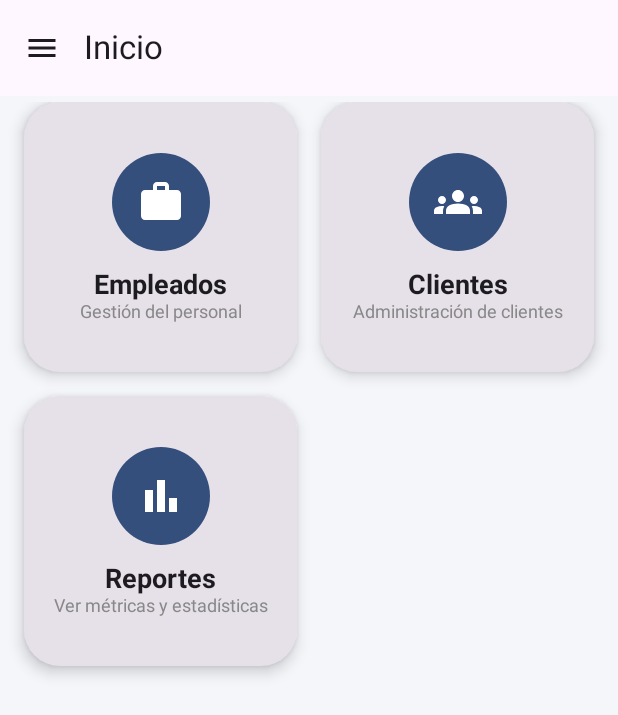
After one commit to samforedev/erp-crm-mobile, an Android app built with Jetpack Compose: the MainWithDrawer screen opened through its navigation route, on a phone screen of 412 x 824 dp. The commit adds this screen. Shown: the top 715 px of the screen. Run offline under Robolectric (Android 15) with nearby library versions, the phone set to English and light mode, and no system bars; network calls fail.

Commit message:
diseno principal

```diff
--- a/app/build.gradle.kts
+++ b/app/build.gradle.kts
@@ -43,6 +43,10 @@ android {
 
 dependencies {
     implementation(libs.retrofit)
+    implementation(libs.androidx.compose.material3.v130)
+    implementation(libs.androidx.compose.material3.window.size.class1)
+    implementation(libs.androidx.compose.material.icons.extended)
+    implementation(libs.androidx.material3)
     implementation(libs.androidx.datastore.preferences)
     implementation(libs.converter.gson)
     implementation(libs.androidx.core.ktx)
--- a/app/src/main/java/com/metacho/erp_crm_mobile/MainActivity.kt
+++ b/app/src/main/java/com/metacho/erp_crm_mobile/MainActivity.kt
@@ -9,10 +9,9 @@ import androidx.compose.runtime.getValue
 import androidx.lifecycle.viewmodel.compose.viewModel
 import com.metacho.erp_crm_mobile.ui.data.UserPreferences
 import com.metacho.erp_crm_mobile.ui.login.data.ILoginApiService
-import com.metacho.erp_crm_mobile.ui.login.data.LoginRepository
+import com.metacho.erp_crm_mobile.ui.login.domain.LoginRepository
 import com.metacho.erp_crm_mobile.ui.login.ui.AuthViewModel
 import com.metacho.erp_crm_mobile.ui.login.ui.AuthViewModelFactory
-import com.metacho.erp_crm_mobile.ui.login.ui.LoginViewModel
 import com.metacho.erp_crm_mobile.ui.navigation.AppNavigation
 import retrofit2.Retrofit
 import retrofit2.converter.gson.GsonConverterFactory
--- /dev/null
+++ b/app/src/main/java/com/metacho/erp_crm_mobile/ui/common/ui/components/AppDrawer.kt
@@ -0,0 +1,63 @@
+package com.metacho.erp_crm_mobile.ui.common.ui.components
+
+import androidx.compose.foundation.layout.fillMaxHeight
+import androidx.compose.foundation.layout.padding
+import androidx.compose.material.icons.Icons
+import androidx.compose.material.icons.filled.BarChart
+import androidx.compose.material.icons.filled.Groups
+import androidx.compose.material.icons.filled.Home
+import androidx.compose.material.icons.filled.Work
+import androidx.compose.material3.Icon
+import androidx.compose.material3.ModalDrawerSheet
+import androidx.compose.material3.NavigationDrawerItem
+import androidx.compose.material3.NavigationDrawerItemDefaults
+import androidx.compose.material3.Text
+import androidx.compose.runtime.Composable
+import androidx.compose.ui.Modifier
+import androidx.compose.ui.graphics.Color
+import androidx.compose.ui.graphics.vector.ImageVector
+import androidx.compose.ui.text.font.FontWeight
+import androidx.compose.ui.unit.dp
+import androidx.compose.ui.unit.sp
+
+@Composable
+fun AppDrawer(
+    onHomeClick: () -> Unit,
+    onEmployeesClick: () -> Unit,
+    onCustomersClick: () -> Unit,
+    onReportsClick: () -> Unit
+) {
+    ModalDrawerSheet(
+        drawerContainerColor = Color(0xFF354F7D),
+        modifier = Modifier.fillMaxHeight()
+    ) {
+        Text(
+            "ERP / CRM",
+            modifier = Modifier
+                .padding(24.dp),
+            color = Color.White,
+            fontSize = 20.sp,
+            fontWeight = FontWeight.Bold
+        )
+
+        DrawerItem("Inicio", Icons.Default.Home, onHomeClick)
+        DrawerItem("Empleados", Icons.Default.Work, onEmployeesClick)
+        DrawerItem("Clientes", Icons.Default.Groups, onCustomersClick)
+        DrawerItem("Reportes", Icons.Default.BarChart, onReportsClick)
+    }
+}
+
+@Composable
+fun DrawerItem(
+    label: String,
+    icon: ImageVector,
+    onClick: () -> Unit
+) {
+    NavigationDrawerItem(
+        label = { Text(label, color = Color.White) },
+        icon = { Icon(icon, contentDescription = null, tint = Color.White) },
+        selected = false,
+        onClick = onClick,
+        modifier = Modifier.padding(NavigationDrawerItemDefaults.ItemPadding)
+    )
+}
--- /dev/null
+++ b/app/src/main/java/com/metacho/erp_crm_mobile/ui/common/ui/components/DashboardCard.kt
@@ -0,0 +1,77 @@
+package com.metacho.erp_crm_mobile.ui.common.ui.components
+
+import androidx.compose.foundation.background
+import androidx.compose.foundation.clickable
+import androidx.compose.foundation.layout.Arrangement
+import androidx.compose.foundation.layout.Box
+import androidx.compose.foundation.layout.Column
+import androidx.compose.foundation.layout.Spacer
+import androidx.compose.foundation.layout.fillMaxSize
+import androidx.compose.foundation.layout.fillMaxWidth
+import androidx.compose.foundation.layout.height
+import androidx.compose.foundation.layout.padding
+import androidx.compose.foundation.layout.size
+import androidx.compose.foundation.shape.CircleShape
+import androidx.compose.foundation.shape.RoundedCornerShape
+import androidx.compose.material3.Card
+import androidx.compose.material3.CardDefaults
+import androidx.compose.material3.Icon
+import androidx.compose.material3.Text
+import androidx.compose.runtime.Composable
+import androidx.compose.ui.Alignment
+import androidx.compose.ui.Modifier
+import androidx.compose.ui.graphics.Color
+import androidx.compose.ui.graphics.vector.ImageVector
+import androidx.compose.ui.text.font.FontWeight
+import androidx.compose.ui.unit.dp
+import androidx.compose.ui.unit.sp
+
+@Composable
+fun DashboardCard(
+    title: String,
+    description: String,
+    icon: ImageVector,
+    onClick: () -> Unit
+) {
+    Card(
+        shape = RoundedCornerShape(24.dp),
+        elevation = CardDefaults.cardElevation(6.dp),
+        modifier = Modifier
+            .fillMaxWidth()
+            .height(180.dp)
+            .clickable { onClick() }
+    ) {
+        Column(
+            modifier = Modifier
+                .fillMaxSize()
+                .padding(16.dp),
+            verticalArrangement = Arrangement.Center,
+            horizontalAlignment = Alignment.CenterHorizontally
+        ) {
+            // Icon Circle
+            Box(
+                modifier = Modifier
+                    .size(65.dp)
+                    .background(Color(0xFF354F7D), CircleShape),
+                contentAlignment = Alignment.Center
+            ) {
+                Icon(
+                    imageVector = icon,
+                    contentDescription = null,
+                    tint = Color.White,
+                    modifier = Modifier.size(32.dp)
+                )
+            }
+
+            Spacer(modifier = Modifier.height(12.dp))
+
+            Text(title, fontWeight = FontWeight.Bold, fontSize = 18.sp)
+
+            Text(
+                description,
+                fontSize = 12.sp,
+                color = Color.Gray
+            )
+        }
+    }
+}
--- /dev/null
+++ b/app/src/main/java/com/metacho/erp_crm_mobile/ui/common/ui/components/MainWithDrawer.kt
@@ -0,0 +1,60 @@
+package com.metacho.erp_crm_mobile.ui.common.ui.components
+
+import androidx.compose.foundation.layout.padding
+import androidx.compose.material.icons.Icons
+import androidx.compose.material.icons.filled.Menu
+import androidx.compose.material3.DrawerValue
+import androidx.compose.material3.ExperimentalMaterial3Api
+import androidx.compose.material3.Icon
+import androidx.compose.material3.IconButton
+import androidx.compose.material3.ModalNavigationDrawer
+import androidx.compose.material3.Scaffold
+import androidx.compose.material3.Text
+import androidx.compose.material3.TopAppBar
+import androidx.compose.material3.rememberDrawerState
+import androidx.compose.runtime.Composable
+import androidx.compose.runtime.rememberCoroutineScope
+import androidx.compose.ui.Modifier
+import androidx.navigation.NavController
+import com.metacho.erp_crm_mobile.ui.home.ui.HomeScreen
+import com.metacho.erp_crm_mobile.ui.navigation.Routes
+import kotlinx.coroutines.launch
+
+@OptIn(ExperimentalMaterial3Api::class)
+@Composable
+fun MainWithDrawer(navController: NavController) {
+    val drawerState = rememberDrawerState(initialValue = DrawerValue.Closed)
+    val scope = rememberCoroutineScope()
+
+    ModalNavigationDrawer(
+        drawerState = drawerState,
+        drawerContent = {
+            AppDrawer(
+                onHomeClick = { navController.navigate(Routes.Home.route) },
+                onEmployeesClick = { /* TODO */ },
+                onCustomersClick = { /* TODO */ },
+                onReportsClick = { /* TODO */ }
+            )
+        }
+    ) {
+        Scaffold(
+            topBar = {
+                TopAppBar(
+                    title = { Text("Inicio") },
+                    navigationIcon = {
+                        IconButton(onClick = { scope.launch { drawerState.open() } }) {
+                            Icon(Icons.Default.Menu, contentDescription = "Menu")
+                        }
+                    }
+                )
+            }
+        ) { padding ->
+            HomeScreen(
+                modifier = Modifier.padding(padding),
+                onEmployeesClick = { /* TODO */ },
+                onCustomersClick = { /* TODO */ },
+                onReportsClick = { /* TODO */ }
+            )
+        }
+    }
+}
--- a/app/src/main/java/com/metacho/erp_crm_mobile/ui/home/ui/HomeScreen.kt
+++ b/app/src/main/java/com/metacho/erp_crm_mobile/ui/home/ui/HomeScreen.kt
@@ -1,11 +1,84 @@
 package com.metacho.erp_crm_mobile.ui.home.ui
 
+import androidx.compose.foundation.background
+import androidx.compose.foundation.layout.Arrangement
+import androidx.compose.foundation.layout.Column
+import androidx.compose.foundation.layout.Spacer
+import androidx.compose.foundation.layout.fillMaxSize
+import androidx.compose.foundation.layout.fillMaxWidth
+import androidx.compose.foundation.layout.height
+import androidx.compose.foundation.layout.padding
+import androidx.compose.foundation.lazy.grid.GridCells
+import androidx.compose.foundation.lazy.grid.LazyVerticalGrid
+import androidx.compose.material.icons.Icons
+import androidx.compose.material.icons.filled.BarChart
+import androidx.compose.material.icons.filled.Groups
+import androidx.compose.material.icons.filled.Work
 import androidx.compose.material3.Text
 import androidx.compose.runtime.Composable
-import androidx.lifecycle.viewmodel.compose.viewModel
-import androidx.navigation.NavHostController
+import androidx.compose.ui.Modifier
+import androidx.compose.ui.graphics.Color
+import androidx.compose.ui.text.font.FontWeight
+import androidx.compose.ui.text.style.TextAlign
+import androidx.compose.ui.unit.dp
+import androidx.compose.ui.unit.sp
+import com.metacho.erp_crm_mobile.ui.common.ui.components.DashboardCard
 
 @Composable
-fun HomeScreen(viewModel: HomeViewModel = viewModel()) {
-    Text("Estas en Home")
+fun HomeScreen(
+    onEmployeesClick: () -> Unit,
+    onCustomersClick: () -> Unit,
+    onReportsClick: () -> Unit,
+    modifier: Modifier
+) {
+    Column(
+        modifier = Modifier
+            .fillMaxSize()
+            .background(Color(0xFFF5F6FA))
+            .padding(16.dp)
+    ) {
+        Text(
+            text = "Panel Principal",
+            fontSize = 24.sp,
+            fontWeight = FontWeight.Bold,
+            modifier = Modifier.fillMaxWidth(),
+            textAlign = TextAlign.Center
+        )
+
+        Spacer(modifier = Modifier.height(24.dp))
+
+        LazyVerticalGrid(
+            columns = GridCells.Fixed(2),
+            verticalArrangement = Arrangement.spacedBy(16.dp),
+            horizontalArrangement = Arrangement.spacedBy(16.dp),
+            modifier = Modifier.fillMaxSize()
+        ) {
+            item {
+                DashboardCard(
+                    title = "Empleados",
+                    description = "Gestión del personal",
+                    icon = Icons.Default.Work,
+                    onClick = onEmployeesClick
+                )
+            }
+
+            item {
+                DashboardCard(
+                    title = "Clientes",
+                    description = "Administración de clientes",
+                    icon = Icons.Default.Groups,
+                    onClick = onCustomersClick
+                )
+            }
+
+            item {
+                DashboardCard(
+                    title = "Reportes",
+                    description = "Ver métricas y estadísticas",
+                    icon = Icons.Default.BarChart,
+                    onClick = onReportsClick
+                )
+            }
+        }
+    }
 }
--- a/app/src/main/java/com/metacho/erp_crm_mobile/ui/login/data/LoginRepository.kt
+++ b/app/src/main/java/com/metacho/erp_crm_mobile/ui/login/domain/LoginRepository.kt
@@ -1,6 +1,9 @@
-package com.metacho.erp_crm_mobile.ui.login.data
+package com.metacho.erp_crm_mobile.ui.login.domain
 
 import com.metacho.erp_crm_mobile.ui.data.ApiResponse
+import com.metacho.erp_crm_mobile.ui.login.data.ILoginApiService
+import com.metacho.erp_crm_mobile.ui.login.data.LoginRequest
+import com.metacho.erp_crm_mobile.ui.login.data.LoginResponse
 
 class LoginRepository(private val api: ILoginApiService) {
     suspend fun login(usernameOrEmail: String, password: String): ApiResponse<LoginResponse> {
--- a/app/src/main/java/com/metacho/erp_crm_mobile/ui/login/ui/LoginViewModel.kt
+++ b/app/src/main/java/com/metacho/erp_crm_mobile/ui/login/ui/LoginViewModel.kt
@@ -3,7 +3,7 @@ package com.metacho.erp_crm_mobile.ui.login.ui
 import androidx.lifecycle.ViewModel
 import androidx.lifecycle.viewModelScope
 import com.metacho.erp_crm_mobile.ui.data.UserPreferences
-import com.metacho.erp_crm_mobile.ui.login.data.LoginRepository
+import com.metacho.erp_crm_mobile.ui.login.domain.LoginRepository
 import kotlinx.coroutines.flow.MutableStateFlow
 import kotlinx.coroutines.flow.StateFlow
 import kotlinx.coroutines.launch
--- a/app/src/main/java/com/metacho/erp_crm_mobile/ui/login/ui/LoginViewModelFactory.kt
+++ b/app/src/main/java/com/metacho/erp_crm_mobile/ui/login/ui/LoginViewModelFactory.kt
@@ -3,7 +3,7 @@ package com.metacho.erp_crm_mobile.ui.login.ui
 import androidx.lifecycle.ViewModel
 import androidx.lifecycle.ViewModelProvider
 import com.metacho.erp_crm_mobile.ui.data.UserPreferences
-import com.metacho.erp_crm_mobile.ui.login.data.LoginRepository
+import com.metacho.erp_crm_mobile.ui.login.domain.LoginRepository
 
 class LoginViewModelFactory(
     private val repository: LoginRepository,
--- a/app/src/main/java/com/metacho/erp_crm_mobile/ui/navigation/Navigation.kt
+++ b/app/src/main/java/com/metacho/erp_crm_mobile/ui/navigation/Navigation.kt
@@ -5,9 +5,9 @@ import androidx.lifecycle.viewmodel.compose.viewModel
 import androidx.navigation.compose.NavHost
 import androidx.navigation.compose.composable
 import androidx.navigation.compose.rememberNavController
+import com.metacho.erp_crm_mobile.ui.common.ui.components.MainWithDrawer
 import com.metacho.erp_crm_mobile.ui.data.UserPreferences
-import com.metacho.erp_crm_mobile.ui.home.ui.HomeScreen
-import com.metacho.erp_crm_mobile.ui.login.data.LoginRepository
+import com.metacho.erp_crm_mobile.ui.login.domain.LoginRepository
 import com.metacho.erp_crm_mobile.ui.login.ui.LoginScreen
 import com.metacho.erp_crm_mobile.ui.login.ui.LoginViewModel
 import com.metacho.erp_crm_mobile.ui.login.ui.LoginViewModelFactory
@@ -41,7 +41,7 @@ fun AppNavigation(
         }
 
         composable(Routes.Home.route) {
-            HomeScreen()
+            MainWithDrawer(navController)
         }
     }
 }
```
Also changed, not shown: gradle/libs.versions.toml (+7 -0 lines).
